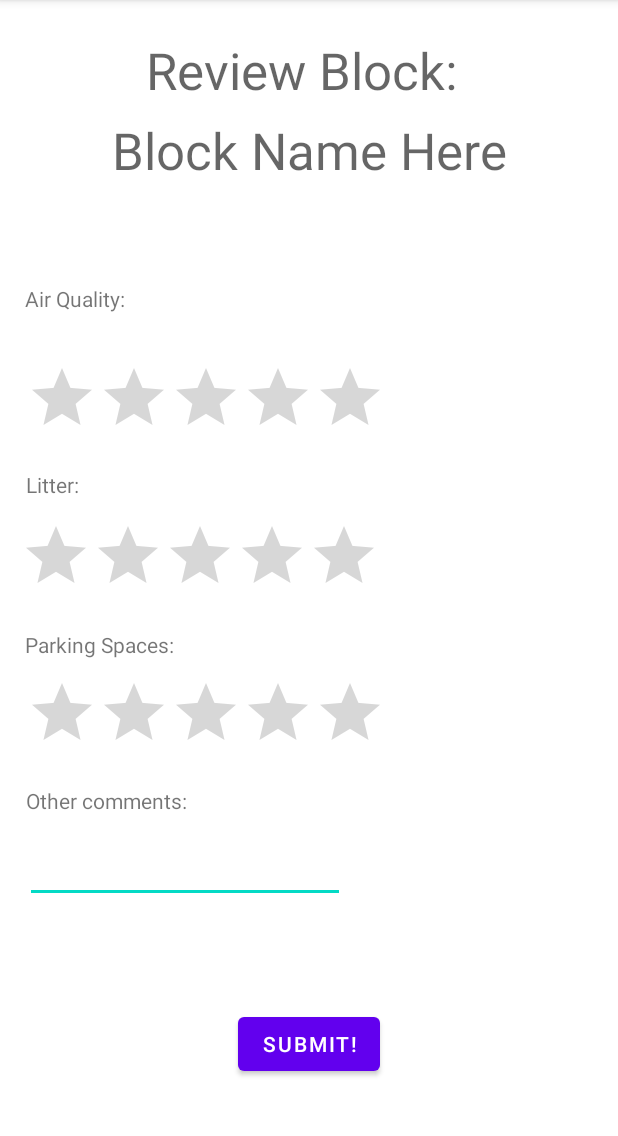
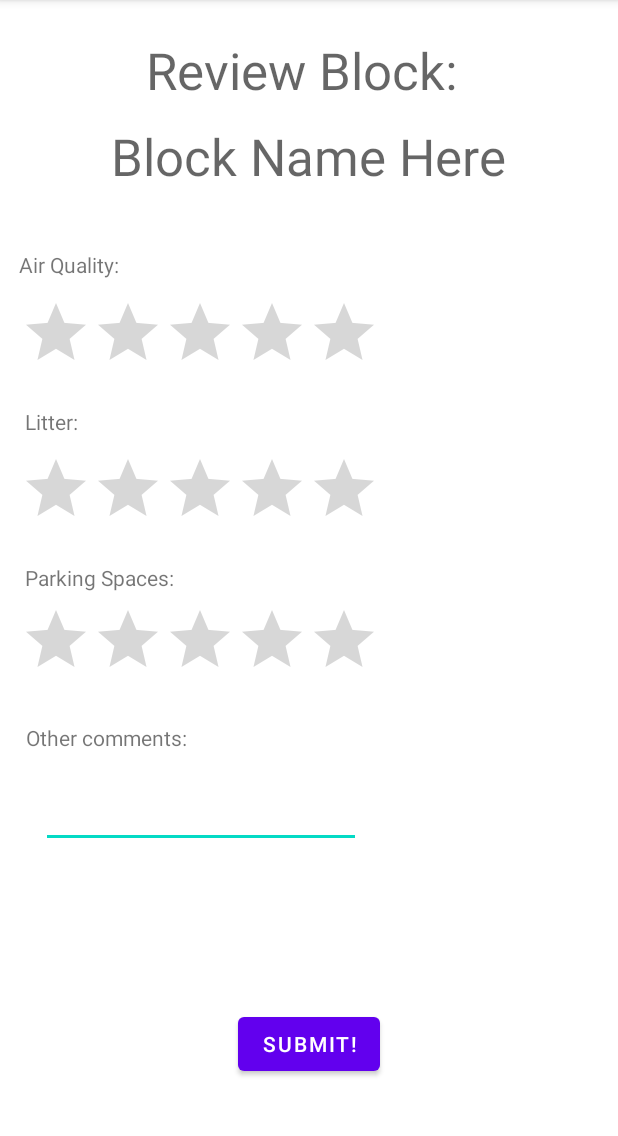
Before and after one commit to ericfesta2/cmsc436-blockassessmentsurvey, an Android app: the ReviewActivity screen opened directly, with no data from a screen before it, on a phone screen of 412 x 824 dp, the part 84-1220 px from its top. Run offline under Robolectric (Android 15) with nearby library versions, the phone set to English and light mode, and no system bars.

Commit message:
fixed problem with overlapping ratings bars

```diff
--- a/app/src/main/res/layout/review_page.xml
+++ b/app/src/main/res/layout/review_page.xml
@@ -10,9 +10,9 @@
         android:id="@+id/ratingBar4"
         android:layout_width="wrap_content"
         android:layout_height="wrap_content"
-        android:layout_marginTop="12dp"
+        android:layout_marginTop="8dp"
         app:layout_constraintEnd_toEndOf="parent"
-        app:layout_constraintHorizontal_bias="0.099"
+        app:layout_constraintHorizontal_bias="0.078"
         app:layout_constraintStart_toStartOf="parent"
         app:layout_constraintTop_toBottomOf="@+id/textView5" />
 
@@ -20,10 +20,10 @@
         android:id="@+id/textView6"
         android:layout_width="wrap_content"
         android:layout_height="wrap_content"
+        android:layout_marginTop="16dp"
         android:text="Litter:"
-        app:layout_constraintBottom_toTopOf="@+id/ratingBar3"
         app:layout_constraintEnd_toEndOf="parent"
-        app:layout_constraintHorizontal_bias="0.046"
+        app:layout_constraintHorizontal_bias="0.044"
         app:layout_constraintStart_toStartOf="parent"
         app:layout_constraintTop_toBottomOf="@+id/ratingBar" />
 
@@ -42,11 +42,11 @@
         android:id="@+id/ratingBar3"
         android:layout_width="wrap_content"
         android:layout_height="wrap_content"
-        android:layout_marginBottom="364dp"
-        app:layout_constraintBottom_toBottomOf="parent"
+        android:layout_marginTop="11dp"
         app:layout_constraintEnd_toEndOf="parent"
-        app:layout_constraintHorizontal_bias="0.076"
-        app:layout_constraintStart_toStartOf="parent" />
+        app:layout_constraintHorizontal_bias="0.078"
+        app:layout_constraintStart_toStartOf="parent"
+        app:layout_constraintTop_toBottomOf="@+id/textView6" />
 
     <TextView
         android:id="@+id/textView"
@@ -64,10 +64,11 @@
         android:id="@+id/textView2"
         android:layout_width="wrap_content"
         android:layout_height="wrap_content"
-        android:layout_marginTop="8dp"
+        android:layout_marginTop="12dp"
         android:text="Block Name Here"
         android:textAppearance="@style/TextAppearance.AppCompat.Display1"
         app:layout_constraintEnd_toEndOf="parent"
+        app:layout_constraintHorizontal_bias="0.496"
         app:layout_constraintStart_toStartOf="parent"
         app:layout_constraintTop_toBottomOf="@+id/textView" />
 
@@ -75,23 +76,22 @@
         android:id="@+id/ratingBar"
         android:layout_width="wrap_content"
         android:layout_height="wrap_content"
-        android:layout_marginBottom="48dp"
-        app:layout_constraintBottom_toTopOf="@+id/ratingBar3"
+        android:layout_marginTop="12dp"
         app:layout_constraintEnd_toEndOf="parent"
-        app:layout_constraintHorizontal_bias="0.099"
-        app:layout_constraintStart_toStartOf="parent" />
+        app:layout_constraintHorizontal_bias="0.078"
+        app:layout_constraintStart_toStartOf="parent"
+        app:layout_constraintTop_toBottomOf="@+id/textView3" />
 
     <TextView
         android:id="@+id/textView3"
         android:layout_width="wrap_content"
         android:layout_height="wrap_content"
+        android:layout_marginTop="40dp"
         android:text="Air Quality:"
-        app:layout_constraintBottom_toTopOf="@+id/ratingBar"
         app:layout_constraintEnd_toEndOf="parent"
-        app:layout_constraintHorizontal_bias="0.049"
+        app:layout_constraintHorizontal_bias="0.036"
         app:layout_constraintStart_toStartOf="parent"
-        app:layout_constraintTop_toBottomOf="@+id/textView2"
-        app:layout_constraintVertical_bias="0.671" />
+        app:layout_constraintTop_toBottomOf="@+id/textView2" />
 
     <TextView
         android:id="@+id/textView7"
@@ -109,12 +109,12 @@
         android:id="@+id/editTextTextMultiLine"
         android:layout_width="wrap_content"
         android:layout_height="wrap_content"
-        android:layout_marginTop="48dp"
+        android:layout_marginTop="60dp"
         android:ems="10"
         android:gravity="start|top"
         android:inputType="textMultiLine"
         app:layout_constraintEnd_toEndOf="parent"
-        app:layout_constraintHorizontal_bias="0.084"
+        app:layout_constraintHorizontal_bias="0.137"
         app:layout_constraintStart_toStartOf="parent"
         app:layout_constraintTop_toBottomOf="@+id/ratingBar4" />
 
```
